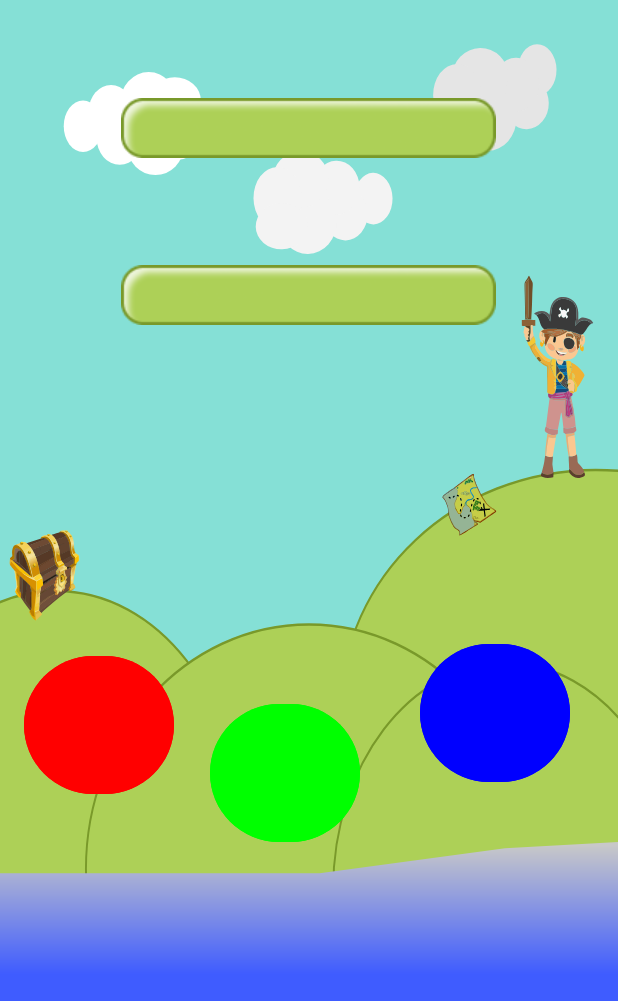
After one commit to Softy7/ChasseAuTresor, an Android app: the layout couleurs_activity.xml on its own in the app's theme, with its tools: preview values and no code run, on a phone screen of 412 x 824 dp. The commit adds this screen. Shown: the top 1001 px of the screen. Run offline under Robolectric (Android 15) with nearby library versions, the phone set to English and light mode, and no system bars.

Commit message:
Jeu couleurs

```diff
--- /dev/null
+++ b/app/src/main/res/layout/couleurs_activity.xml
@@ -0,0 +1,79 @@
+<?xml version="1.0" encoding="utf-8"?>
+<androidx.constraintlayout.widget.ConstraintLayout xmlns:android="http://schemas.android.com/apk/res/android"
+    xmlns:app="http://schemas.android.com/apk/res-auto"
+    xmlns:tools="http://schemas.android.com/tools"
+    android:layout_width="match_parent"
+    android:layout_height="match_parent"
+    android:background="@drawable/background_main"
+    tools:context=".CouleursActivity">
+
+    <LinearLayout
+        android:id="@+id/linearLayout"
+        android:layout_width="wrap_content"
+        android:layout_height="wrap_content"
+        android:layout_margin="0dp"
+        android:layout_marginTop="20dp"
+        android:background="@drawable/btn"
+        android:gravity="center"
+        android:orientation="horizontal"
+        android:paddingHorizontal="10dp"
+        android:paddingVertical="10dp"
+        app:layout_constraintBottom_toBottomOf="parent"
+        app:layout_constraintEnd_toEndOf="parent"
+        app:layout_constraintHorizontal_bias="0.496"
+        app:layout_constraintStart_toStartOf="parent"
+        app:layout_constraintTop_toTopOf="parent"
+        app:layout_constraintVertical_bias="0.083" />
+
+    <LinearLayout
+        android:id="@+id/linearLayout2"
+        android:layout_width="wrap_content"
+        android:layout_height="wrap_content"
+        android:layout_marginTop="20dp"
+        android:background="@drawable/btn"
+        android:gravity="center"
+        android:orientation="horizontal"
+        android:paddingHorizontal="10dp"
+        android:paddingVertical="10dp"
+        app:layout_constraintBottom_toBottomOf="parent"
+        app:layout_constraintEnd_toEndOf="parent"
+        app:layout_constraintHorizontal_bias="0.496"
+        app:layout_constraintStart_toStartOf="parent"
+        app:layout_constraintTop_toBottomOf="@+id/linearLayout"
+        app:layout_constraintVertical_bias="0.078" />
+
+    <Button
+        android:id="@+id/red"
+        android:layout_width="100dp"
+        android:layout_height="100dp"
+        android:layout_marginStart="16dp"
+        android:layout_marginTop="328dp"
+        android:backgroundTint="#FF0000"
+        app:layout_constraintStart_toStartOf="parent"
+        app:layout_constraintTop_toBottomOf="@+id/linearLayout"
+        android:onClick="red"/>
+
+    <Button
+        android:id="@+id/blue"
+        android:layout_width="100dp"
+        android:layout_height="100dp"
+        android:layout_marginStart="24dp"
+        android:layout_marginTop="360dp"
+        android:backgroundTint="#00FF00"
+        app:layout_constraintStart_toEndOf="@+id/red"
+        app:layout_constraintTop_toBottomOf="@+id/linearLayout"
+        android:onClick="green"/>
+
+    <Button
+        android:id="@+id/green"
+        android:layout_width="100dp"
+        android:layout_height="100dp"
+        android:layout_marginStart="40dp"
+        android:layout_marginTop="320dp"
+        android:backgroundTint="#0000FF"
+        app:layout_constraintStart_toEndOf="@+id/blue"
+        app:layout_constraintTop_toBottomOf="@+id/linearLayout"
+        android:onClick="blue"/>
+
+
+</androidx.constraintlayout.widget.ConstraintLayout>
```
Also changed, not shown: app/src/main/java/com/example/Chasse/BeforeGameActivity.java (+16 -2 lines), app/src/main/java/com/example/Chasse/CouleursActivity.java (added, +85 -0 lines), app/src/main/res/layout/before_game_activity.xml (+9 -0 lines).
